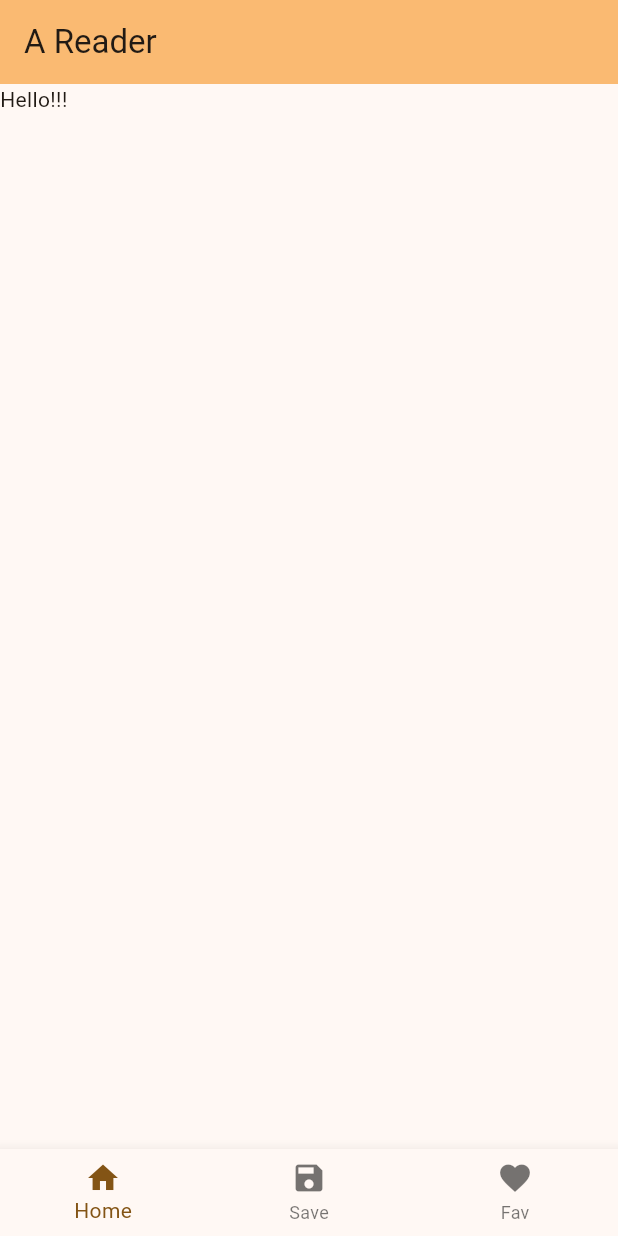
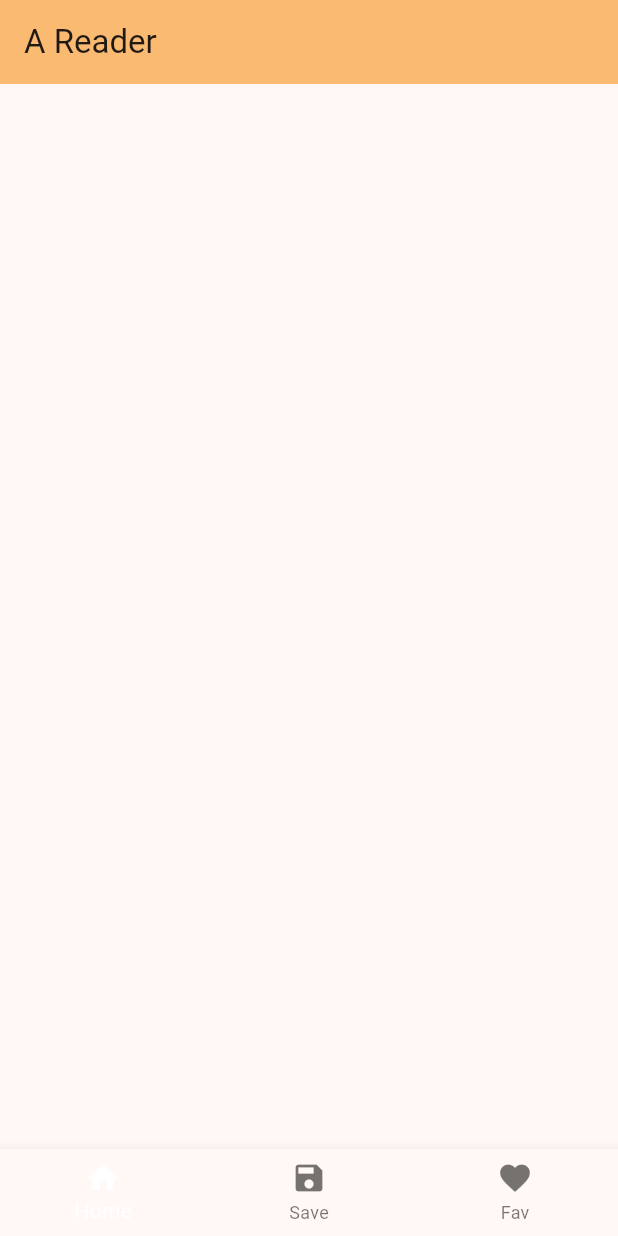
Before and after one commit to SAJalingo/book_reader, a Flutter app: the screen it shows after launch, on a phone screen of 412 x 824 dp. Run offline on Flutter 3.47's test engine with Material 3 defaults, Android fonts, the phone set to English and light mode, and no system bars.

Commit message:
added select item color to the bottom navigation item

```diff
--- a/lib/main.dart
+++ b/lib/main.dart
@@ -41,7 +41,7 @@ class _MyHomePageState extends State<MyHomePage> {
         ).colorScheme.inversePrimary,
         title: Text('A Reader'),
       ),
-      body: Column(children: [Text('Hello!!!')]),
+      body: Column(children: []),
       bottomNavigationBar: BottomNavigationBar(
         items: <BottomNavigationBarItem>[
           BottomNavigationBarItem(
@@ -56,7 +56,7 @@ class _MyHomePageState extends State<MyHomePage> {
             icon: Icon(Icons.favorite),
             label: 'Fav',
           ),
-        ],
+        ],selectedItemColor: Theme.of(context).colorScheme.onPrimary,
       ),
     );
   }
```
